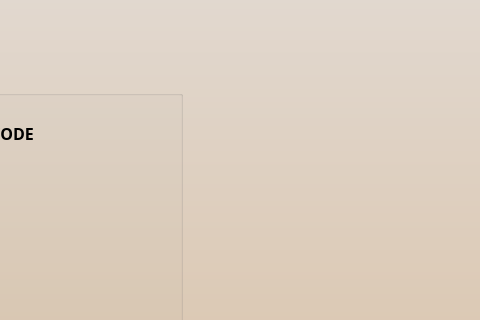
First picture: the form in mainwindow.ui, repository ahmedselmi1/BonApp, before the edit; both pictures show x 648 to 1128 and y 90 to 410 of the 1128 by 680 pixel window.
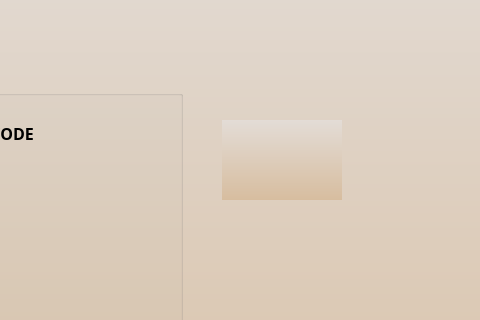
Second picture: the form after the edit. The open tabs and pages were chosen to show the change. Icons and pictures are not drawn. Custom widgets are drawn as their Qt base class.

What changed in the file:
```diff
--- a/mainwindow.ui
+++ b/mainwindow.ui
@@ -3812,6 +3812,16 @@
        <string/>
       </property>
      </widget>
+     <widget class="QWidget" name="widget" native="true">
+      <property name="geometry">
+       <rect>
+        <x>870</x>
+        <y>210</y>
+        <width>120</width>
+        <height>80</height>
+       </rect>
+      </property>
+     </widget>
     </widget>
     <widget class="QWidget" name="ajoutercoupon_2">
      <widget class="QPushButton" name="backbtn_4">
```
Left out of the diff: 2 changed lines with no effect on the pictures.
